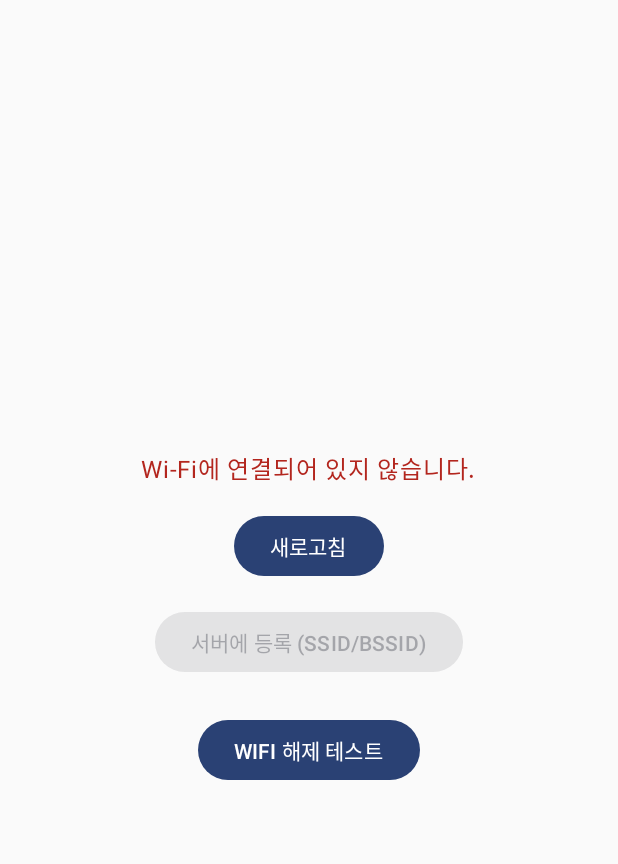
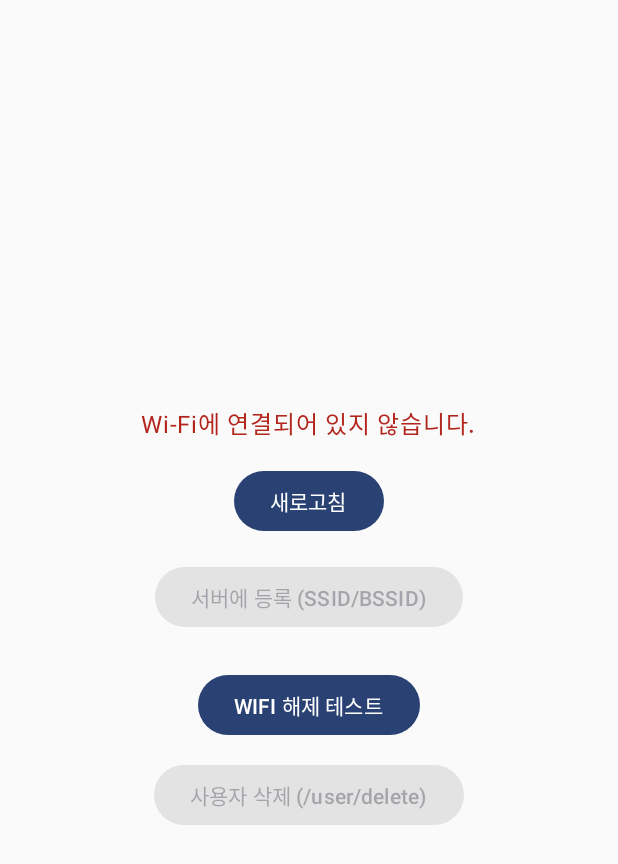
Before and after one commit to alreadysons/StayAtHome, an Android app built with Jetpack Compose: the screen it shows after launch (MainActivity), on a phone screen of 412 x 824 dp. Shown: the top 864 px of the screen. Run offline under Robolectric (Android 15) with nearby library versions, the phone set to English and light mode, and no system bars.

Commit message:
user_id datastore저장

```diff
--- a/app/app/build.gradle.kts
+++ b/app/app/build.gradle.kts
@@ -65,4 +65,6 @@ dependencies {
 
     // Coroutines (비동기 작업)
     implementation("org.jetbrains.kotlinx:kotlinx-coroutines-android:1.10.2")
+    // DataStore (키-값 저장)
+    implementation("androidx.datastore:datastore-preferences:1.1.1")
 }
--- a/app/app/src/main/java/com/example/app/MainActivity.kt
+++ b/app/app/src/main/java/com/example/app/MainActivity.kt
@@ -64,8 +64,9 @@ class MainActivity : ComponentActivity() {
                 WifiInfoScreen(
                     uiState = uiState,
                     onRefresh = { viewModel.getWifiInfo(this) },
-                    onRegister = { viewModel.registerWifiInfo() },
-                    onEnd = { viewModel.endHomeLog() }
+                    onRegister = { viewModel.registerWifiInfo(this) },
+                    onEnd = { viewModel.endHomeLog() },
+                    onDelete = { viewModel.deleteUser(this) }
                 )
             }
         }
@@ -73,6 +74,8 @@ class MainActivity : ComponentActivity() {
 
     override fun onStart() {
         super.onStart()
+        // 저장된 user_id 로드
+        viewModel.loadSavedUserId(this)
         connectivityManager = getSystemService(Context.CONNECTIVITY_SERVICE) as ConnectivityManager
         val request = NetworkRequest.Builder()
             .addTransportType(NetworkCapabilities.TRANSPORT_WIFI)
@@ -94,7 +97,8 @@ fun WifiInfoScreen(
     uiState: WifiUiState,
     onRefresh: () -> Unit,
     onRegister: () -> Unit,
-    onEnd: () -> Unit
+    onEnd: () -> Unit,
+    onDelete: () -> Unit
 ) {
 
     Column(
@@ -120,7 +124,7 @@ fun WifiInfoScreen(
         Spacer(modifier = Modifier.height(16.dp))
         Button(
             onClick = { onRegister() },
-            enabled = uiState.ssid.isNotEmpty()
+            enabled = uiState.ssid.isNotEmpty() && uiState.savedUserId == null
         ) {
             Text("서버에 등록 (SSID/BSSID)")
         }
@@ -130,9 +134,19 @@ fun WifiInfoScreen(
             Text(text = uiState.registrationStatus)
         }
 
+        if (uiState.savedUserId != null) {
+            Spacer(modifier = Modifier.height(8.dp))
+            Text(text = "저장된 user_id: ${uiState.savedUserId}")
+        }
+
         Spacer(modifier = Modifier.height(24.dp))
         Button(onClick = onEnd) {
             Text("WIFI 해제 테스트")
         }
+
+        Spacer(modifier = Modifier.height(12.dp))
+        Button(onClick = onDelete, enabled = uiState.savedUserId != null) {
+            Text("사용자 삭제 (/user/delete)")
+        }
     }
 }
--- a/app/app/src/main/java/com/example/app/network/ApiService.kt
+++ b/app/app/src/main/java/com/example/app/network/ApiService.kt
@@ -6,6 +6,8 @@ import com.example.app.data.LogResponse
 import retrofit2.http.Body
 import retrofit2.http.POST
 import retrofit2.http.Query
+import retrofit2.http.DELETE
+import retrofit2.http.Path
 
 interface ApiService {
     @POST("user/create")
@@ -16,4 +18,7 @@ interface ApiService {
 
     @POST("log/end")
     suspend fun endLog(@Query("log_id") logId: Int): LogResponse
+
+    @DELETE("user/delete/{user_id}")
+    suspend fun deleteUser(@Path("user_id") userId: Int): UserResponse
 }
```
Also changed, not shown: app/app/src/main/java/com/example/app/viewmodel/ViewModel.kt (+50 -3 lines).
